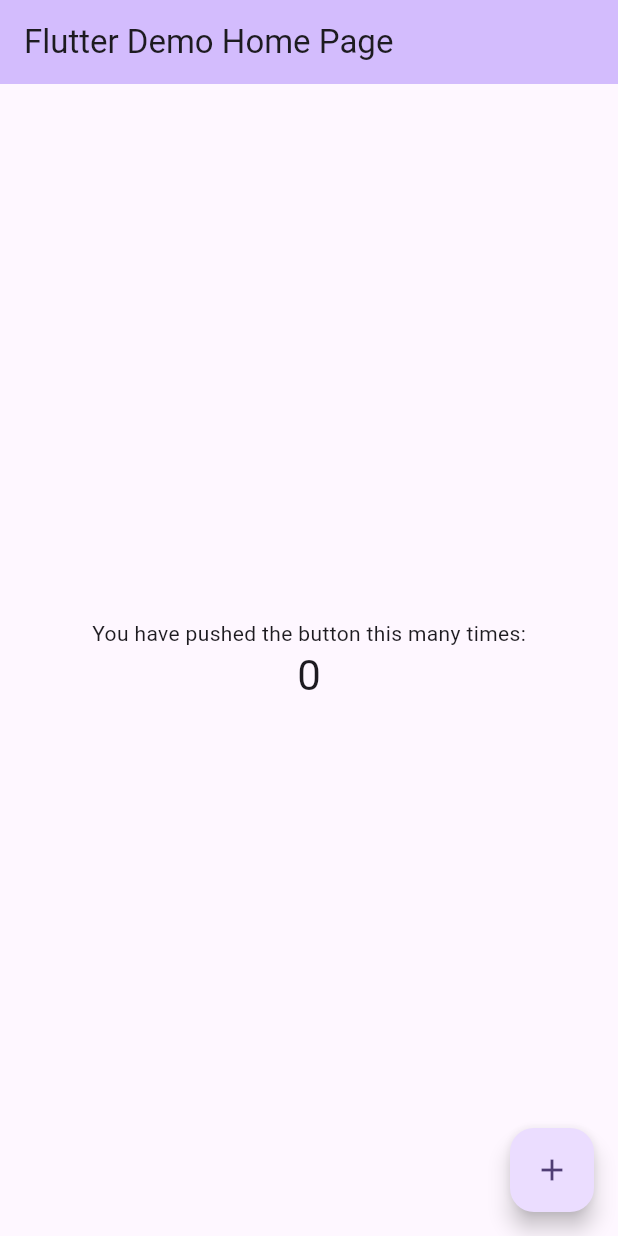
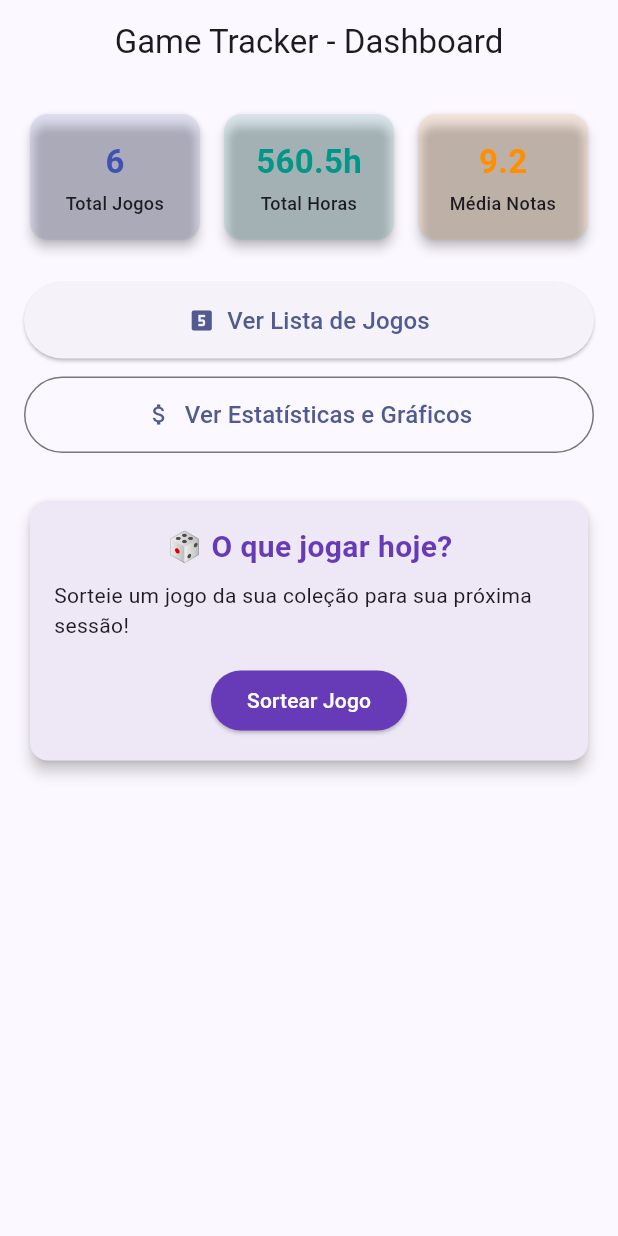
Before and after one commit to Klebynhow/Game-Tracker, a Flutter app: the screen it shows after launch, on a phone screen of 412 x 824 dp. Run offline on Flutter 3.47's test engine with Material 3 defaults, Android fonts, the phone set to English and light mode, and no system bars; our stand-ins replace fl_chart.

Commit message:
add screens e logica

```diff
--- a/lib/data/dados_iniciais.dart
+++ b/lib/data/dados_iniciais.dart
@@ -0,0 +1,66 @@
+import '../models/jogo.dart';
+
+List<Jogo> getJogosIniciais() {
+  return [
+    Jogo(
+      id: '1',
+      nome: 'The Witcher 3: Wild Hunt',
+      imagemUrl: 'https://picsum.photos/seed/witcher/400/250',
+      genero: 'RPG',
+      plataforma: 'PC / Console',
+      descricao: 'Geralt de Rívia busca sua filha adotiva em um mundo aberto devastado.',
+      horasJogadas: 120.0,
+      avaliacao: 9.8,
+    ),
+    Jogo(
+      id: '2',
+      nome: 'God of War Ragnarök',
+      imagemUrl: 'https://picsum.photos/seed/gow/400/250',
+      genero: 'Ação / Aventura',
+      plataforma: 'PlayStation',
+      descricao: 'Kratos e Atreus embarcam em uma jornada mítica pelos Nove Reinos.',
+      horasJogadas: 45.5,
+      avaliacao: 9.5,
+    ),
+    Jogo(
+      id: '3',
+      nome: 'Hades II',
+      imagemUrl: 'https://picsum.photos/seed/hades/400/250',
+      genero: 'Roguelike',
+      plataforma: 'PC',
+      descricao: 'Enfrente o Titã do Tempo na sequência do aclamado roguelike.',
+      horasJogadas: 30.0,
+      avaliacao: 9.0,
+    ),
+    Jogo(
+      id: '4',
+      nome: 'Minecraft',
+      imagemUrl: 'https://picsum.photos/seed/minecraft/400/250',
+      genero: 'Sandbox',
+      plataforma: 'Multiplataforma',
+      descricao: 'Explore mundos infinitos e construa desde casas simples a castelos grandiosos.',
+      horasJogadas: 210.0,
+      avaliacao: 8.5,
+    ),
+    Jogo(
+      id: '5',
+      nome: 'Elden Ring',
+      imagemUrl: 'https://picsum.photos/seed/elden/400/250',
+      genero: 'Action RPG',
+      plataforma: 'PC / Console',
+      descricao: 'Explore as Terras Intermédias e reivindique o poder do Anel Prístino.',
+      horasJogadas: 95.0,
+      avaliacao: 9.7,
+    ),
+    Jogo(
+      id: '6',
+      nome: 'Stardew Valley',
+      imagemUrl: 'https://picsum.photos/seed/stardew/400/250',
+      genero: 'Simulação',
+      plataforma: 'Multiplataforma',
+      descricao: 'Crie a fazenda dos seus sonhos e viva da terra nesta simpática simulação.',
+      horasJogadas: 60.0,
+      avaliacao: 8.8,
+    ),
+  ];
+}
--- a/lib/main.dart
+++ b/lib/main.dart
@@ -1,122 +1,38 @@
 import 'package:flutter/material.dart';
+import 'data/dados_iniciais.dart';
+import 'models/jogo.dart';
+import 'screens/dashboard_screen.dart';
 
 void main() {
-  runApp(const MyApp());
+  runApp(const GameTrackerApp());
 }
 
-class MyApp extends StatelessWidget {
-  const MyApp({super.key});
+class GameTrackerApp extends StatefulWidget {
+  const GameTrackerApp({super.key});
 
-  // This widget is the root of your application.
   @override
-  Widget build(BuildContext context) {
-    return MaterialApp(
-      title: 'Flutter Demo',
-      theme: ThemeData(
-        // This is the theme of your application.
-        //
-        // TRY THIS: Try running your application with "flutter run". You'll see
-        // the application has a purple toolbar. Then, without quitting the app,
-        // try changing the seedColor in the colorScheme below to Colors.green
-        // and then invoke "hot reload" (save your changes or press the "hot
-        // reload" button in a Flutter-supported IDE, or press "r" if you used
-        // the command line to start the app).
-        //
-        // Notice that the counter didn't reset back to zero; the application
-        // state is not lost during the reload. To reset the state, use hot
-        // restart instead.
-        //
-        // This works for code too, not just values: Most code changes can be
-        // tested with just a hot reload.
-        colorScheme: .fromSeed(seedColor: Colors.deepPurple),
-      ),
-      home: const MyHomePage(title: 'Flutter Demo Home Page'),
-    );
-  }
+  State<GameTrackerApp> createState() => _GameTrackerAppState();
 }
 
-class MyHomePage extends StatefulWidget {
-  const MyHomePage({super.key, required this.title});
-
-  // This widget is the home page of your application. It is stateful, meaning
-  // that it has a State object (defined below) that contains fields that affect
-  // how it looks.
-
-  // This class is the configuration for the state. It holds the values (in this
-  // case the title) provided by the parent (in this case the App widget) and
-  // used by the build method of the State. Fields in a Widget subclass are
-  // always marked "final".
-
-  final String title;
+class _GameTrackerAppState extends State<GameTrackerApp> {
+  late final List<Jogo> _jogos;
 
   @override
-  State<MyHomePage> createState() => _MyHomePageState();
-}
-
-class _MyHomePageState extends State<MyHomePage> {
-  int _counter = 0;
-
-  void _incrementCounter() {
-    setState(() {
-      // This call to setState tells the Flutter framework that something has
-      // changed in this State, which causes it to rerun the build method below
-      // so that the display can reflect the updated values. If we changed
-      // _counter without calling setState(), then the build method would not be
-      // called again, and so nothing would appear to happen.
-      _counter++;
-    });
+  void initState() {
+    super.initState();
+    _jogos = getJogosIniciais();
   }
 
   @override
   Widget build(BuildContext context) {
-    // This method is rerun every time setState is called, for instance as done
-    // by the _incrementCounter method above.
-    //
-    // The Flutter framework has been optimized to make rerunning build methods
-    // fast, so that you can just rebuild anything that needs updating rather
-    // than having to individually change instances of widgets.
-    return Scaffold(
-      appBar: AppBar(
-        // TRY THIS: Try changing the color here to a specific color (to
-        // Colors.amber, perhaps?) and trigger a hot reload to see the AppBar
-        // change color while the other colors stay the same.
-        backgroundColor: Theme.of(context).colorScheme.inversePrimary,
-        // Here we take the value from the MyHomePage object that was created by
-        // the App.build method, and use it to set our appbar title.
-        title: Text(widget.title),
+    return MaterialApp(
+      title: 'Game Tracker',
+      debugShowCheckedModeBanner: false,
+      theme: ThemeData(
+        colorScheme: ColorScheme.fromSeed(seedColor: Colors.indigo),
+        useMaterial3: true,
       ),
-      body: Center(
-        // Center is a layout widget. It takes a single child and positions it
-        // in the middle of the parent.
-        child: Column(
-          // Column is also a layout widget. It takes a list of children and
-          // arranges them vertically. By default, it sizes itself to fit its
-          // children horizontally, and tries to be as tall as its parent.
-          //
-          // Column has various properties to control how it sizes itself and
-          // how it positions its children. Here we use mainAxisAlignment to
-          // center the children vertically; the main axis here is the vertical
-          // axis because Columns are vertical (the cross axis would be
-          // horizontal).
-          //
-          // TRY THIS: Invoke "debug painting" (choose the "Toggle Debug Paint"
-          // action in the IDE, or press "p" in the console), to see the
-          // wireframe for each widget.
-          mainAxisAlignment: .center,
-          children: [
-            const Text('You have pushed the button this many times:'),
-            Text(
-              '$_counter',
-              style: Theme.of(context).textTheme.headlineMedium,
-            ),
-          ],
-        ),
-      ),
-      floatingActionButton: FloatingActionButton(
-        onPressed: _incrementCounter,
-        tooltip: 'Increment',
-        child: const Icon(Icons.add),
-      ),
+      home: DashboardScreen(jogos: _jogos),
     );
   }
 }
--- a/lib/models/jogo.dart
+++ b/lib/models/jogo.dart
@@ -0,0 +1,21 @@
+class Jogo {
+  final String id;
+  final String nome;
+  final String imagemUrl;
+  final String genero;
+  final String plataforma;
+  final String descricao;
+  double horasJogadas;
+  double avaliacao;
+
+  Jogo({
+    required this.id,
+    required this.nome,
+    required this.imagemUrl,
+    required this.genero,
+    required this.plataforma,
+    required this.descricao,
+    required this.horasJogadas,
+    required this.avaliacao,
+  });
+}
--- /dev/null
+++ b/lib/screens/dashboard_screen.dart
@@ -0,0 +1,150 @@
+import 'dart:math';
+import 'package:flutter/material.dart';
+import '../models/jogo.dart';
+import 'lista_jogos_screen.dart';
+import 'estatisticas_screen.dart';
+
+class DashboardScreen extends StatefulWidget {
+  final List<Jogo> jogos;
+
+  const DashboardScreen({super.key, required this.jogos});
+
+  @override
+  State<DashboardScreen> createState() => _DashboardScreenState();
+}
+
+class _DashboardScreenState extends State<DashboardScreen> {
+  Jogo? _jogoSorteado;
+
+  void _sortearJogo() {
+    if (widget.jogos.isNotEmpty) {
+      final random = Random();
+      final index = random.nextInt(widget.jogos.length);
+      setState(() {
+        _jogoSorteado = widget.jogos[index];
+      });
+    }
+  }
+
+  @override
+  Widget build(BuildContext context) {
+    final totalJogos = widget.jogos.length;
+    final totalHoras = widget.jogos.fold<double>(0, (sum, j) => sum + j.horasJogadas);
+    final mediaNotas = totalJogos > 0
+        ? widget.jogos.fold<double>(0, (sum, j) => sum + j.avaliacao) / totalJogos
+        : 0.0;
+
+    return Scaffold(
+      appBar: AppBar(
+        title: const Text('Game Tracker - Dashboard'),
+        centerTitle: true,
+      ),
+      body: SingleChildScrollView(
+        padding: const EdgeInsets.all(16.0),
+        child: Column(
+          crossAxisAlignment: CrossAxisAlignment.stretch,
+          children: [
+            Row(
+              children: [
+                Expanded(child: _buildMetricCard('Total Jogos', '$totalJogos', Colors.indigo)),
+                const SizedBox(width: 8),
+                Expanded(child: _buildMetricCard('Total Horas', '${totalHoras.toStringAsFixed(1)}h', Colors.teal)),
+                const SizedBox(width: 8),
+                Expanded(child: _buildMetricCard('Média Notas', mediaNotas.toStringAsFixed(1), Colors.amber.shade800)),
+              ],
+            ),
+            const SizedBox(height: 24),
+            ElevatedButton.icon(
+              style: ElevatedButton.styleFrom(padding: const EdgeInsets.symmetric(vertical: 14)),
+              icon: const Icon(IconData(0xe3b7, fontFamily: 'MaterialIcons')), // sports_esports
+              label: const Text('Ver Lista de Jogos', style: TextStyle(fontSize: 16)),
+              onPressed: () async {
+                await Navigator.push(
+                  context,
+                  MaterialPageRoute(builder: (_) => ListaJogosScreen(jogos: widget.jogos)),
+                );
+                setState(() {});
+              },
+            ),
+            const SizedBox(height: 12),
+            OutlinedButton.icon(
+              style: OutlinedButton.styleFrom(padding: const EdgeInsets.symmetric(vertical: 14)),
+              icon: const Icon(IconData(0xe0b2, fontFamily: 'MaterialIcons')), // bar_chart
+              label: const Text('Ver Estatísticas e Gráficos', style: TextStyle(fontSize: 16)),
+              onPressed: () {
+                Navigator.push(
+                  context,
+                  MaterialPageRoute(builder: (_) => EstatisticasScreen(jogos: widget.jogos)),
+                );
+              },
+            ),
+            const SizedBox(height: 28),
+
+            // Seção "O que jogar?" (Sorteio Aleatório)
+            Card(
+              elevation: 4,
+              color: Colors.deepPurple.shade50,
+              shape: RoundedRectangleBorder(borderRadius: BorderRadius.circular(12)),
+              child: Padding(
+                padding: const EdgeInsets.all(16.0),
+                child: Column(
+                  children: [
+                    const Text(
+                      '🎲 O que jogar hoje?',
+                      style: TextStyle(fontSize: 20, fontWeight: FontWeight.bold, color: Colors.deepPurple),
+                    ),
+                    const SizedBox(height: 8),
+                    const Text('Sorteie um jogo da sua coleção para sua próxima sessão!'),
+                    const SizedBox(height: 16),
+                    ElevatedButton(
+                      style: ElevatedButton.styleFrom(backgroundColor: Colors.deepPurple, foregroundColor: Colors.white),
+                      onPressed: _sortearJogo,
+                      child: const Text('Sortear Jogo'),
+                    ),
+                    if (_jogoSorteado != null) ...[
+                      const Divider(height: 24),
+                      ClipRRect(
+                        borderRadius: BorderRadius.circular(8),
+                        child: Image.network(
+                          _jogoSorteado!.imagemUrl,
+                          height: 140,
+                          width: double.infinity,
+                          fit: BoxFit.cover,
+                          errorBuilder: (_, __, ___) => const Icon(Icons.gamepad, size: 80),
+                        ),
+                      ),
+                      const SizedBox(height: 8),
+                      Text(
+                        _jogoSorteado!.nome,
+                        style: const TextStyle(fontSize: 18, fontWeight: FontWeight.bold),
+                      ),
+                      Text('${_jogoSorteado!.genero} • ${_jogoSorteado!.plataforma}',
+                          style: TextStyle(color: Colors.grey.shade700)),
+                    ]
+                  ],
+                ),
+              ),
+            ),
+          ],
+        ),
+      ),
+    );
+  }
+
+  Widget _buildMetricCard(String title, String value, Color color) {
+    return Card(
+      elevation: 3,
+      color: color.withOpacity(0.1),
+      child: Padding(
+        padding: const EdgeInsets.symmetric(vertical: 16, horizontal: 8),
+        child: Column(
+          children: [
+            Text(value, style: TextStyle(fontSize: 22, fontWeight: FontWeight.bold, color: color)),
+            const SizedBox(height: 4),
+            Text(title, style: const TextStyle(fontSize: 12, fontWeight: FontWeight.w500), textAlign: TextAlign.center),
+          ],
+        ),
+      ),
+    );
+  }
+}
--- /dev/null
+++ b/lib/screens/lista_jogos_screen.dart
@@ -0,0 +1,58 @@
+import 'package:flutter/material.dart';
+import '../models/jogo.dart';
+import 'detalhes_jogo_screen.dart';
+
+class ListaJogosScreen extends StatefulWidget {
+  final List<Jogo> jogos;
+
+  const ListaJogosScreen({super.key, required this.jogos});
+
+  @override
+  State<ListaJogosScreen> createState() => _ListaJogosScreenState();
+}
+
+class _ListaJogosScreenState extends State<ListaJogosScreen> {
+  @override
+  Widget build(BuildContext context) {
+    return Scaffold(
+      appBar: AppBar(title: const Text('Coleção de Jogos')),
+      body: ListView.builder(
+        itemCount: widget.jogos.length,
+        itemBuilder: (context, index) {
+          final jogo = widget.jogos[index];
+          return Card(
+            margin: const EdgeInsets.symmetric(horizontal: 12, vertical: 6),
+            child: ListTile(
+              contentPadding: const EdgeInsets.all(8),
+              leading: ClipRRect(
+                borderRadius: BorderRadius.circular(6),
+                child: Image.network(
+                  jogo.imagemUrl,
+                  width: 70,
+                  height: 70,
+                  fit: BoxFit.cover,
+                  errorBuilder: (_, __, ___) => const Icon(Icons.gamepad, size: 50),
+                ),
+              ),
+              title: Text(jogo.nome, style: const TextStyle(fontWeight: FontWeight.bold)),
+              subtitle: Column(
+                crossAxisAlignment: CrossAxisAlignment.start,
+                children: [
+                  Text('${jogo.genero} • ${jogo.plataforma}'),
+                  Text('⭐ ${jogo.avaliacao.toStringAsFixed(1)} | ⏱️ ${jogo.horasJogadas.toStringAsFixed(1)}h'),
+                ],
+              ),
+              trailing: const Icon(Icons.chevron_right),
+              onTap: () async {
+                await Navigator.push(
+                  context,
+                  MaterialPageRoute(builder: (_) => DetalhesJogoScreen(jogo: jogo)),
+                );
+                setState(() {});
+              }),
+          );
+        },
+      ),
+    );
+  }
+}
```
Also changed, not shown: lib/screens/detalhes_jogo_screen.dart (added, +106 -0 lines), lib/screens/estatisticas_screen.dart (added, +101 -0 lines).
